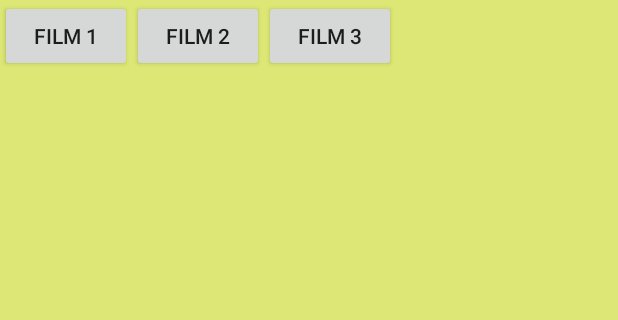
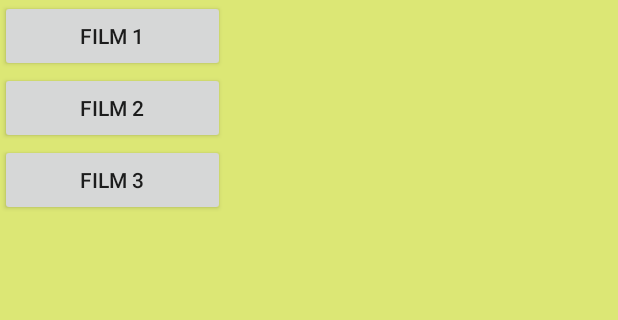
Before and after one commit to Ahimtar/PV256, an Android app: the screen it shows after launch (PV256aktivita), on a phone screen of 412 x 824 dp, the part 84-404 px from its top. Run offline under Robolectric (Android 15) with nearby library versions, the phone set to English and light mode, and no system bars.

Commit message:
Small edits and fixes to task 3 stuff

```diff
--- a/app/src/main/java/cz/muni/fi/pv256/movio2/uco_422196/FilmListFragment.java
+++ b/app/src/main/java/cz/muni/fi/pv256/movio2/uco_422196/FilmListFragment.java
@@ -29,7 +29,6 @@ public class FilmListFragment extends Fragment {
     private int mPosition = ListView.INVALID_POSITION;
     private OnFilmSelectListener mListener;
     private Context mContext;
-    private RecyclerView mListView;
     private ArrayList<Film> mFilmList = new ArrayList<>();
     private Button mButton1;
     private Button mButton2;
@@ -96,10 +95,6 @@ public class FilmListFragment extends Fragment {
 
         if (savedInstanceState != null && savedInstanceState.containsKey(SELECTED_KEY)) {
             mPosition = savedInstanceState.getInt(SELECTED_KEY);
-
-            if (mPosition != ListView.INVALID_POSITION) {
-                //mListView.smoothScrollToPosition(mPosition);
-            }
         }
 
         return view;
--- a/app/src/main/java/cz/muni/fi/pv256/movio2/uco_422196/PV256aktivita.java
+++ b/app/src/main/java/cz/muni/fi/pv256/movio2/uco_422196/PV256aktivita.java
@@ -18,7 +18,6 @@ public class PV256aktivita extends AppCompatActivity
         @Override
         public void onCreate(Bundle savedInstanceState) {
             super.onCreate(savedInstanceState);
-            //setContentView(R.layout.news_articles);
 
             setContentView(R.layout.activity_pv256aktivita);
             if (findViewById(R.id.film_detail_container) != null) {
--- a/app/src/main/res/layout-w600dp/activity_pv256aktivita.xml
+++ b/app/src/main/res/layout-w600dp/activity_pv256aktivita.xml
@@ -7,6 +7,7 @@
               android:baselineAligned="false"
               android:divider="?android:attr/dividerHorizontal"
               android:orientation="horizontal"
+              android:background="?attr/colorAccent"
               tools:context="cz.muni.fi.pv256.movio2.uco_422196.PV256aktivita">
 
     <fragment
--- a/app/src/main/res/layout/fragment_list.xml
+++ b/app/src/main/res/layout/fragment_list.xml
@@ -6,23 +6,24 @@
 
     <LinearLayout
         android:layout_width="match_parent"
+        android:orientation="vertical"
         android:layout_height="match_parent">
 
         <Button
             android:id="@+id/film1"
-            android:layout_width="wrap_content"
+            android:layout_width="150dp"
             android:layout_height="wrap_content"
             android:text="Film 1"/>
 
         <Button
             android:id="@+id/film2"
-            android:layout_width="wrap_content"
+            android:layout_width="150dp"
             android:layout_height="wrap_content"
             android:text="Film 2"/>
 
         <Button
             android:id="@+id/film3"
-            android:layout_width="wrap_content"
+            android:layout_width="150dp"
             android:layout_height="wrap_content"
             android:text="Film 3"/>
 
```
Also changed, not shown: app/src/main/AndroidManifest.xml (+7 -0 lines).
